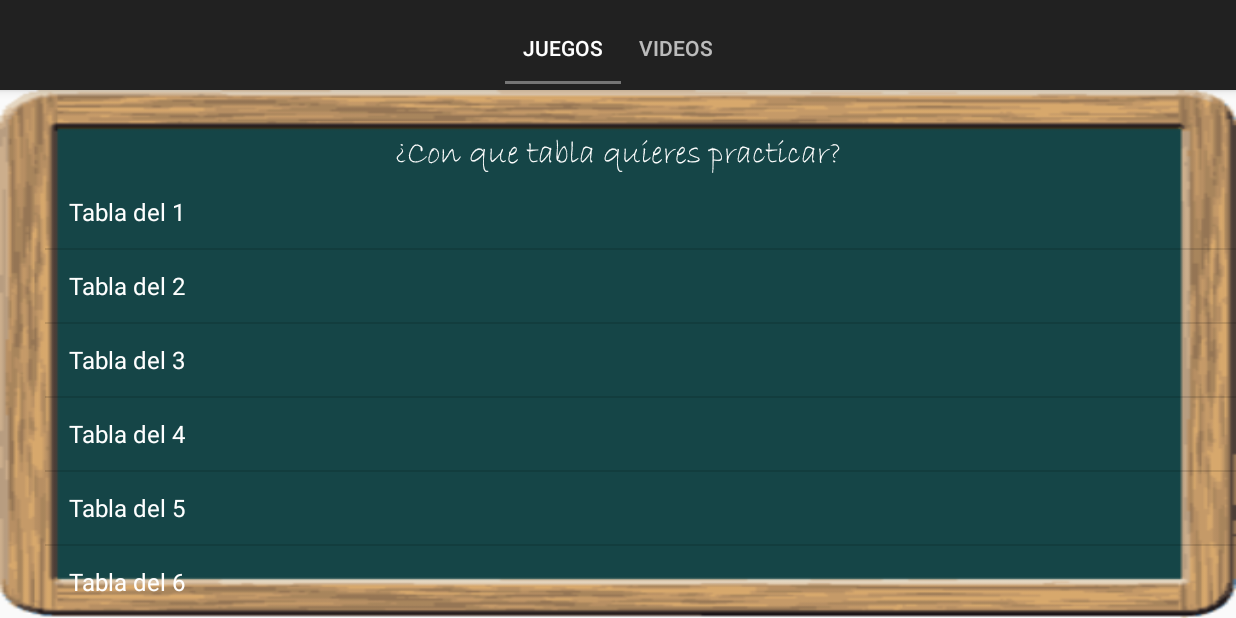
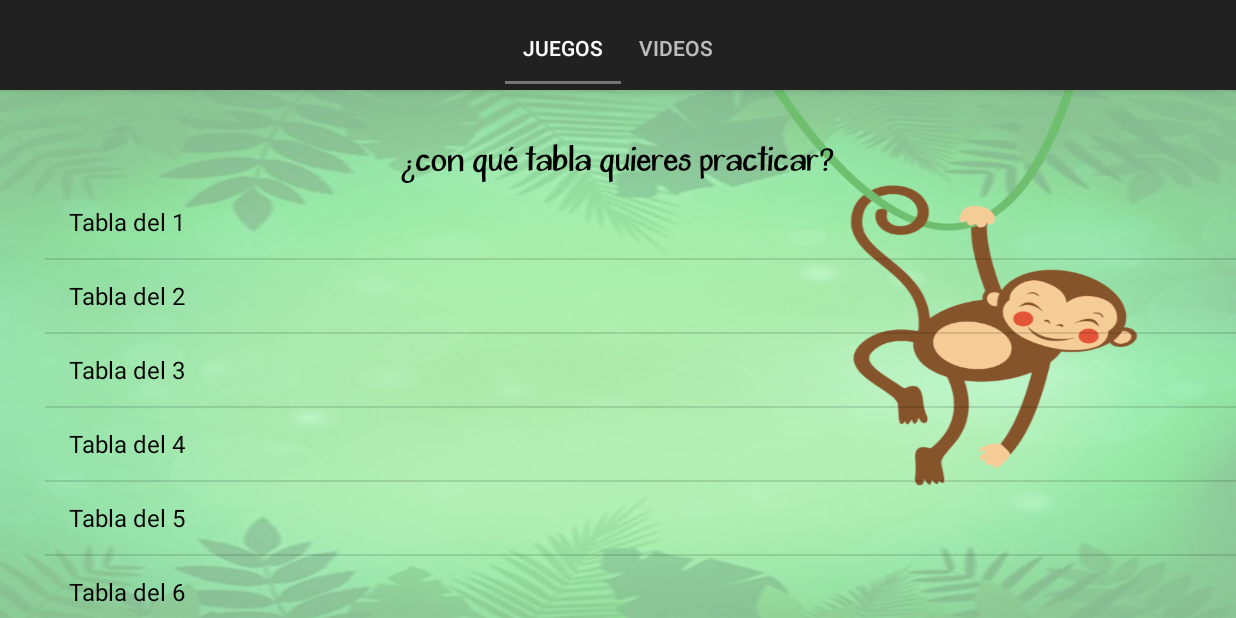
Before and after one commit to miguelpiza93/Mult, an Android app: the screen it shows after launch (MainActivity), on a phone screen of 824 x 412 dp (held sideways). Run offline under Robolectric (Android 15) with nearby library versions, the phone set to English and light mode, and no system bars; our stand-ins replace AdMob.

Commit message:
Cambios en el background del fragment Inicial

```diff
--- a/app/src/main/java/com/app/multiplicando/Abn.java
+++ b/app/src/main/java/com/app/multiplicando/Abn.java
@@ -32,6 +32,7 @@ public class Abn extends Fragment
         adView = (AdView)rootView.findViewById(R.id.adView);
         AdRequest adRequest = new AdRequest.Builder()
                 .addTestDevice("E6D875D21E5D7044F76A3C6603BC25D6")
+                .addTestDevice("1D6E14D9D821973C13370F0C46ECD264")
                 .build();
         adView.loadAd(adRequest);
 
--- a/app/src/main/java/com/app/multiplicando/PlaceholderFragment.java
+++ b/app/src/main/java/com/app/multiplicando/PlaceholderFragment.java
@@ -2,9 +2,12 @@ package com.app.multiplicando;
 
 //import com.google.android.gms.ads.*;
 
+import android.content.Context;
 import android.content.Intent;
 import android.graphics.Color;
 import android.graphics.Typeface;
+import android.graphics.drawable.Drawable;
+import android.os.Build;
 import android.os.Bundle;
 import android.support.v4.app.Fragment;
 import android.view.LayoutInflater;
@@ -14,6 +17,7 @@ import android.view.View.OnClickListener;
 import android.widget.AdapterView;
 import android.widget.ArrayAdapter;
 import android.widget.Button;
+import android.widget.LinearLayout;
 import android.widget.ListView;
 import android.widget.RadioButton;
 import android.widget.RadioGroup;
@@ -32,6 +36,7 @@ public class PlaceholderFragment extends Fragment
     private Bundle b;
     private static InterstitialAd interstitial;
     private int juego;
+    private View rootView;
 
     /**
      * Returns a new instance of this fragment for the given section number.
@@ -50,7 +55,7 @@ public class PlaceholderFragment extends Fragment
     public View onCreateView( LayoutInflater inflater, ViewGroup container, Bundle savedInstanceState )
     {
         super.onCreate(savedInstanceState);
-        View rootView = inflater.inflate( R.layout.fragment_main, container, false );
+        rootView = inflater.inflate( R.layout.fragment_main, container, false );
 
         // Create the interstitial.
         interstitial = new InterstitialAd( getActivity( ) );
@@ -60,6 +65,7 @@ public class PlaceholderFragment extends Fragment
         AdRequest adRequestI = new AdRequest.Builder()
                 //.addTestDevice( AdRequest.DEVICE_ID_EMULATOR )
                 .addTestDevice("E6D875D21E5D7044F76A3C6603BC25D6")
+                .addTestDevice("1D6E14D9D821973C13370F0C46ECD264")
                 .build();
 
         // Begin loading your interstitial.
@@ -68,7 +74,7 @@ public class PlaceholderFragment extends Fragment
         b = new Bundle( );
 
         final TextView text = (TextView)rootView.findViewById( R.id.txt_Menu );
-        Typeface typeface = Typeface.createFromAsset( getActivity( ).getAssets( ), "fonts/BRADHIT0.ttf" );
+        Typeface typeface = Typeface.createFromAsset( getActivity( ).getAssets( ), "fonts/homeheart.ttf" );
         text.setTypeface( typeface );
 
         final TextView textNivel = (TextView)rootView.findViewById( R.id.text_Nivel );
@@ -189,6 +195,8 @@ public class PlaceholderFragment extends Fragment
                 textNivel.setVisibility( TextView.GONE );
                 grupo.setVisibility( RadioGroup.GONE );
 
+
+
                 nivel = 3;
                 Intent intent;
                 switch (juego) {
@@ -258,7 +266,7 @@ public class PlaceholderFragment extends Fragment
 
                 TextView textView=(TextView) view.findViewById(android.R.id.text1);
 
-                textView.setTextColor(Color.WHITE);
+                textView.setTextColor(Color.BLACK);
 
                 return view;
             }
@@ -273,6 +281,10 @@ public class PlaceholderFragment extends Fragment
                 // ListView Clicked item index
                 int tabla = position + 1;
                 b.putInt( "Tabla", tabla );
+
+                LinearLayout layout=(LinearLayout)rootView.findViewById(R.id.mainLayout);
+                layout.setBackgroundResource(R.drawable.tablas_opaca);
+
                 listView.setVisibility( ListView.GONE );
                 text.setVisibility( TextView.GONE );
                 j1.setVisibility( Button.VISIBLE );
@@ -282,5 +294,4 @@ public class PlaceholderFragment extends Fragment
 
         return rootView;
     }
-
 }
--- a/app/src/main/java/com/app/multiplicando/ResultadoActivity.java
+++ b/app/src/main/java/com/app/multiplicando/ResultadoActivity.java
@@ -20,7 +20,7 @@ public class ResultadoActivity extends Activity
 
         TextView text = (TextView) findViewById( R.id.txt_Resultado );
 
-        Typeface typeface = Typeface.createFromAsset( getAssets( ), "fonts/BRADHIT0.ttf" );
+        Typeface typeface = Typeface.createFromAsset( getAssets( ), "fonts/homeheart.ttf" );
         text.setTypeface( typeface, Typeface.BOLD );
 
         if( juego == 1 )
--- a/app/src/main/res/layout/fragment_main.xml
+++ b/app/src/main/res/layout/fragment_main.xml
@@ -4,7 +4,7 @@
     android:id="@+id/mainLayout"
     android:layout_width="match_parent"
     android:layout_height="match_parent"
-    android:background="@drawable/pizarra"
+    android:background="@drawable/tablas"
     android:orientation="vertical" >
 
     <TextView
@@ -15,7 +15,7 @@
         android:layout_marginTop="39dp"
         android:text="@string/nivel"
         android:textAppearance="?android:attr/textAppearanceLarge"
-        android:textColor="#ffffff"
+        android:textColor="@color/colorPrimaryDark"
         android:visibility="gone" />
 
     <Button
@@ -24,8 +24,7 @@
         android:layout_marginTop="70dp"
         android:layout_height="50dp"
         android:layout_gravity="center_horizontal"
-        android:text="Juego 1"
-        android:textColor="#ffffff"
+        android:background="@drawable/juego1"
         android:visibility="gone" />
 
     <Button
@@ -35,8 +34,7 @@
         android:layout_gravity="center_horizontal"
         android:layout_marginBottom="30dp"
         android:layout_marginTop="10dp"
-        android:text="Juego 2"
-        android:textColor="#ffffff"
+        android:background="@drawable/juego2"
         android:visibility="gone" />
 
     <TextView
@@ -44,11 +42,11 @@
         android:layout_width="wrap_content"
         android:layout_height="wrap_content"
         android:layout_gravity="center_horizontal"
-        android:layout_marginTop="27dp"
+        android:layout_marginTop="32dp"
         android:text="@string/menu"
         android:visibility="visible"
         android:textAppearance="?android:attr/textAppearanceLarge"
-        android:textColor="#ffffff" />
+        android:textColor="@color/colorPrimaryDark" />
 
     <ListView
         android:id="@+id/listView"
--- a/app/src/main/res/values/strings.xml
+++ b/app/src/main/res/values/strings.xml
@@ -4,7 +4,7 @@
     <string name="app_name">Multiplicando</string>
     <string name="action_settings">Settings</string>
     <string name="title_activity_game">Multiplicando</string>
-    <string name="menu">¿Con que tabla quieres practicar?</string>
+    <string name="menu">¿Con qué tabla quieres practicar?</string>
     <string name="nivel">Escoge el nivel para empezar \n a multiplicar!</string>
     <string name="SinTiempo">Sin Tiempo</string>
     <string name="Aprendiz">Aprendiz</string>
```
Also changed, not shown: app/src/main/assets/fonts/BRADHIT0.ttf (deleted), app/src/main/assets/fonts/homeheart.ttf (added), app/src/main/res/drawable-hdpi/juego1.png (added), app/src/main/res/drawable-hdpi/juego2.png (added), app/src/main/res/drawable-hdpi/tablas.png (added), app/src/main/res/drawable-hdpi/tablas_opaca.png (added), app/src/main/res/drawable-ldpi/juego1.png (added), app/src/main/res/drawable-ldpi/juego2.png (added), app/src/main/res/drawable-ldpi/tablas.png (added), app/src/main/res/drawable-ldpi/tablas_opaca.png (added), app/src/main/res/drawable-mdpi/juego1.png (added), app/src/main/res/drawable-mdpi/juego2.png (added), app/src/main/res/drawable-mdpi/tablas.png (added), app/src/main/res/drawable-mdpi/tablas_opaca.png (added).
